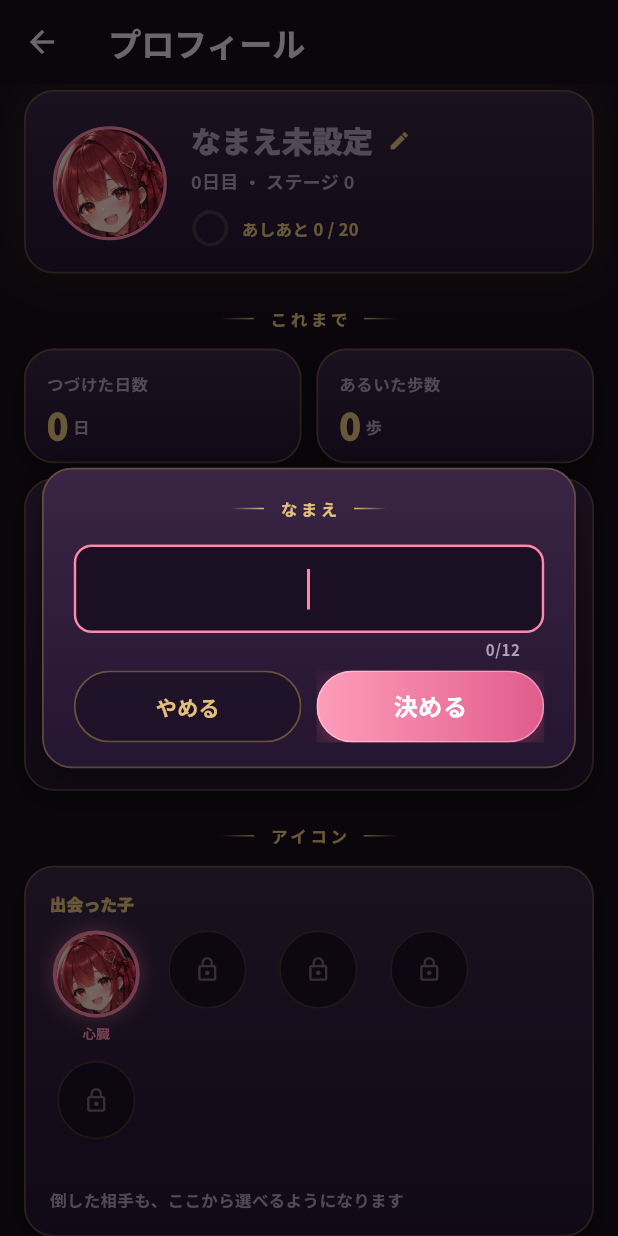
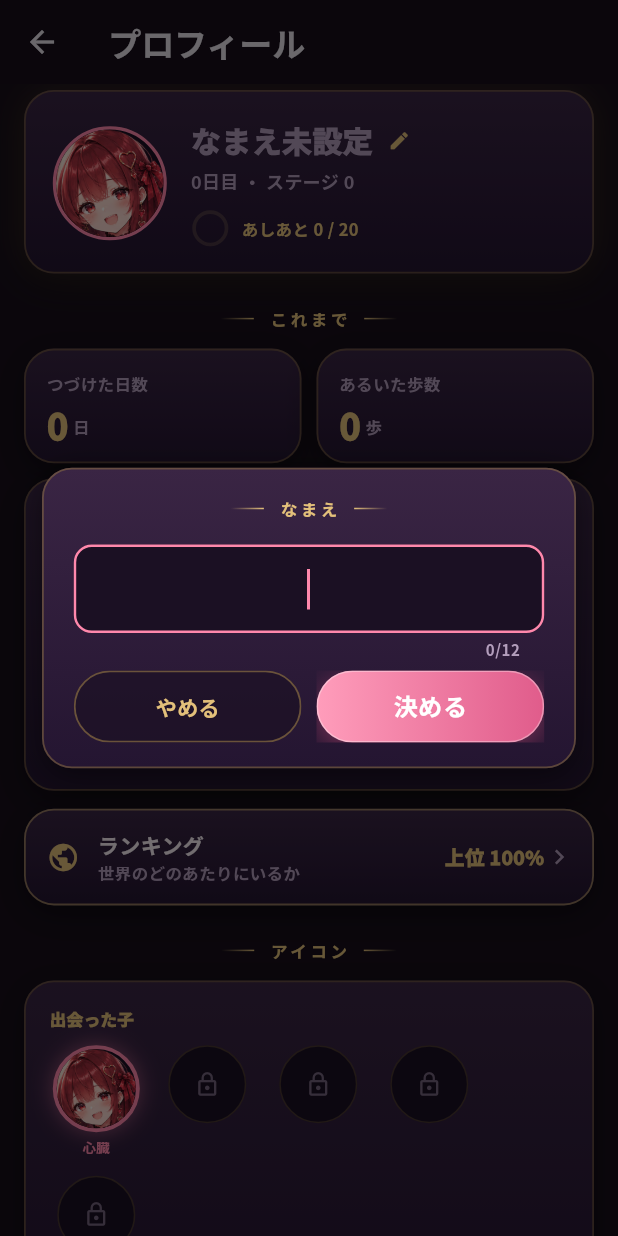
Before and after one commit to yuusaku000/bisyoujozouki, a Flutter app: the ProfileScreen screen opened directly with empty values, after a tap on the "edit" icon, on a phone screen of 412 x 824 dp. Run offline on Flutter 3.47's test engine with Material 3 defaults, Android fonts, the phone set to English and light mode, and no system bars; our stand-ins replace audioplayers, shared_preferences; accounts and stored records are empty; project files that could hold a hidden picture were left out.

Commit message:
ランキングを追加し、親密度の上限を外す
プロフィールから開く。到達ステージと、子ごとの親密度について、
世界の上位何％かを出す。

順位の中身は作りもので、通信はしていない。世界中の記録が正規分布に
したがうものとして、決めた2点（真ん中と上位5%）から出している。
画面にはその仕掛けを書かない。順位として受け取ってもらうため。

- ステージ … 65階が真ん中、100階で上位5%
- 親密度 … ♡2が真ん中、♡5+10まで積んで上位5%

親密度は♡5で止まらなくなった。物語が開ききるのは今までどおり♡5で、
その先は ♡5+1、♡5+2 と足されていく。1段ぶんの重さは、表の伸び方
（40・70・120・190・280）をそのまま延ばして増やしている。

育成の一覧に並ぶ小さいハートは5つで打ち止めにした。伸ばすと顔の幅を
越える。代わりに、その先があることを + で示す。

Co-Authored-By: Claude Opus 5 <noreply@anthropic.com>

```diff
--- /dev/null
+++ b/lib/data/ranking.dart
@@ -0,0 +1,93 @@
+/// 世界ランキング。
+///
+/// 相手がいるわけではないので、順位は作りもの。世界中の人の成績が
+/// 正規分布に従うものとして、自分がその何％のあたりにいるかを出す。
+///
+/// 本物の集計に差し替えるときも、[stageTopPercent] と
+/// [heartTopPercent] の中身を入れ替えるだけで済むようにしてある。
+library;
+
+import 'dart:math';
+
+import '../models/organ.dart';
+
+/// 上位5%にあたる z 値。この位置に「目標」を置く。
+const double _z95 = 1.6448536269514722;
+
+/// ── ステージ ──
+///
+/// 65階あたりが真ん中。100階まで行けば上位5%。
+/// はじめたばかりの人は下から数えたほうが早いので、上位100%に近くなる。
+const double stageMedian = 65;
+const double stageTop5 = 100;
+
+/// ── 親密度 ──
+///
+/// ♡2のあたりが真ん中、♡5+10まで積んでようやく上位5%。
+/// 段を小数で見るので、ひとつ渡すたびに少しずつ動く。
+///
+/// ステージより渋くしてある。物語を読みきる♡5でもまだ3割どまりで、
+/// そこから先に伸ばした人だけが上に行く。
+const double heartMedian = 2;
+const double heartTop5 = 15;
+
+/// 到達ステージの上位何％か。
+double stageTopPercent(int clearedStage) =>
+    _topPercent(clearedStage.toDouble(), stageMedian, stageTop5);
+
+/// その子の親密度の上位何％か。[OrganStatus.heartLevel] を渡す。
+double heartTopPercent(double heartLevel) =>
+    _topPercent(heartLevel, heartMedian, heartTop5);
+
+/// [median] が50%、[top5] が5%になるように正規分布を当てて、
+/// [value] が上位何％かを返す。
+double _topPercent(double value, double median, double top5) {
+  final sd = (top5 - median) / _z95;
+  final z = (value - median) / sd;
+  // 0は返さない。「上位0%」は意味が通らないし、上に誰もいないことになる。
+  return (_upperTail(z) * 100).clamp(0.01, 100.0);
+}
+
+/// 標準正規分布で、z より上にいる割合。
+double _upperTail(double z) => 0.5 * _erfc(z / sqrt2);
+
+/// 相補誤差関数。Abramowitz & Stegun 7.1.26 の近似で、誤差は1.5e-7ほど。
+/// 順位の表示に使うだけなので、この精度で足りる。
+double _erfc(double x) {
+  final sign = x < 0 ? -1 : 1;
+  final ax = x.abs();
+
+  const p = 0.3275911;
+  const a1 = 0.254829592;
+  const a2 = -0.284496736;
+  const a3 = 1.421413741;
+  const a4 = -1.453152027;
+  const a5 = 1.061405429;
+
+  final t = 1 / (1 + p * ax);
+  final poly = t * (a1 + t * (a2 + t * (a3 + t * (a4 + t * a5))));
+  final erf = 1 - poly * exp(-ax * ax);
+
+  return 1 - sign * erf;
+}
+
+/// 「上位 12.4%」の数のところ。
+///
+/// 桁を固定すると、上のほうで 0% と出たり、下のほうで 54.0% と
+/// うるさくなったりする。大きいときほど粗く出す。
+String formatPercent(double percent) {
+  if (percent >= 10) return percent.toStringAsFixed(0);
+  if (percent >= 1) return percent.toStringAsFixed(1);
+  return percent.toStringAsFixed(2);
+}
+
+/// 順位につける呼び名。数字だけだと、それが良いのか分からない。
+String rankTitle(double percent) {
+  if (percent <= 0.1) return '伝説';
+  if (percent <= 1) return '頂点';
+  if (percent <= 5) return '英傑';
+  if (percent <= 15) return '熟練';
+  if (percent <= 35) return '常連';
+  if (percent <= 60) return '見習い';
+  return 'かけだし';
+}
--- a/lib/models/organ.dart
+++ b/lib/models/organ.dart
@@ -88,31 +88,65 @@ class OrganStatus {
   /// プレゼントで貯まる。運動では上がらない。
   final int affection;
 
+  /// 物語が開ききるハートの数。ここまでで話は全部読める。
+  ///
+  /// 上限ではない。この先は ♡5+1、♡5+2 と足されていく。
   static const int maxHearts = 5;
 
   /// ハート1つぶんに必要な累計。先へ行くほど遠くなる。
   static const List<int> heartThresholds = [0, 40, 110, 230, 420, 700];
 
+  /// ♡5から先、ひとつ上がるのに要る量。
+  ///
+  /// 表のきざみは 40・70・120・190・280 と、増え方が 20 ずつ大きくなる。
+  /// その伸び方をそのまま延ばす。
+  static int _gapAfter(int heart) => 280 + 110 * (heart - 4);
+
+  /// そのハート数に届くのに要る累計。表の外も計算で出す。
+  static int thresholdFor(int heart) {
+    if (heart <= 0) return 0;
+    if (heart < heartThresholds.length) return heartThresholds[heart];
+
+    var total = heartThresholds.last;
+    for (var h = heartThresholds.length - 1; h < heart; h++) {
+      total += _gapAfter(h);
+    }
+    return total;
+  }
+
+  /// ♡の数。5で止まらない。
   int get hearts {
     var count = 0;
-    for (var i = 1; i < heartThresholds.length; i++) {
-      if (affection >= heartThresholds[i]) count = i;
+    while (affection >= thresholdFor(count + 1)) {
+      count++;
     }
     return count;
   }
 
-  bool get heartsMaxed => hearts >= maxHearts;
+  /// 物語を開ききったか。ハートの上限ではない。
+  bool get storyDone => hearts >= maxHearts;
+
+  /// ♡5から先の上乗せぶん。0なら上乗せ無し。
+  int get extraHearts => hearts <= maxHearts ? 0 : hearts - maxHearts;
+
+  /// 画面に出す形。♡5までは数だけ、その先は「5+2」と足して見せる。
+  String get heartLabel =>
+      extraHearts == 0 ? '$hearts' : '$maxHearts+$extraHearts';
 
   /// いまのハートの中での進み具合。
   double get heartProgress {
-    if (heartsMaxed) return 1;
-    final from = heartThresholds[hearts];
-    final to = heartThresholds[hearts + 1];
+    final from = thresholdFor(hearts);
+    final to = thresholdFor(hearts + 1);
     return ((affection - from) / (to - from)).clamp(0.0, 1.0);
   }
 
-  int get affectionToNextHeart =>
-      heartsMaxed ? 0 : heartThresholds[hearts + 1] - affection;
+  int get affectionToNextHeart => thresholdFor(hearts + 1) - affection;
+
+  /// 小数まで入れたハートの段。順位を出すのに使う。
+  ///
+  /// 貯まった値そのもので順位を出すと、先へ行くほど1段が重いせいで、
+  /// ♡1から♡5までがひとかたまりに潰れてしまう。
+  double get heartLevel => hearts + heartProgress;
 
   OrganStatus gifted(int points) => OrganStatus(
     health: health,
--- a/lib/screens/profile_screen.dart
+++ b/lib/screens/profile_screen.dart
@@ -4,12 +4,14 @@ import 'package:flutter/services.dart';
 import '../data/achievements.dart';
 import '../data/avatars.dart';
 import '../data/chara_story.dart';
+import '../data/ranking.dart';
 import '../data/story.dart';
 import '../data/theme.dart';
 import '../models/game_state.dart';
 import '../widgets/coin_text.dart';
 import '../widgets/ornate.dart';
 import '../widgets/progress_ring.dart';
+import 'ranking_screen.dart';
 
 /// あなたの記録。
 ///
@@ -140,6 +142,8 @@ class _ProfileScreenState extends State<ProfileScreen> {
           const Center(child: OrnateLabel('これまで')),
           const SizedBox(height: 12),
           _records(),
+          const SizedBox(height: 12),
+          _rankingButton(context),
           const SizedBox(height: 22),
           const Center(child: OrnateLabel('アイコン')),
           const SizedBox(height: 12),
@@ -232,6 +236,66 @@ class _ProfileScreenState extends State<ProfileScreen> {
   }
 
   // ── 記録 ──────────────────────────────────────────────
+
+  /// 世界での立ち位置へ。いまの順位を出しておかないと、押す気にならない。
+  Widget _rankingButton(BuildContext context) {
+    final percent = stageTopPercent(state.clearedStage);
+
+    return Material(
+      color: Colors.transparent,
+      child: InkWell(
+        borderRadius: BorderRadius.circular(16),
+        onTap: () => Navigator.push(
+          context,
+          MaterialPageRoute(builder: (_) => RankingScreen(state: state)),
+        ),
+        child: OrnatePanel(
+          padding: const EdgeInsets.fromLTRB(14, 13, 12, 13),
+          borderColor: AppColors.gold,
+          child: Row(
+            children: [
+              const Icon(Icons.public, size: 22, color: AppColors.gold),
+              const SizedBox(width: 12),
+              const Expanded(
+                child: Column(
+                  crossAxisAlignment: CrossAxisAlignment.start,
+                  children: [
+                    Text(
+                      'ランキング',
+                      style: TextStyle(
+                        fontSize: 14,
+                        fontWeight: FontWeight.w800,
+                      ),
+                    ),
+                    Text(
+                      '世界のどのあたりにいるか',
+                      style: TextStyle(
+                        fontSize: 11,
+                        color: AppColors.textMuted,
+                      ),
+                    ),
+                  ],
+                ),
+              ),
+              Text(
+                '上位 ${formatPercent(percent)}%',
+                style: const TextStyle(
+                  fontSize: 13,
+                  fontWeight: FontWeight.w900,
+                  color: AppColors.gold,
+                ),
+              ),
+              const Icon(
+                Icons.chevron_right,
+                size: 20,
+                color: AppColors.textMuted,
+              ),
+            ],
+          ),
+        ),
+      ),
+    );
+  }
 
   Widget _records() {
     final mainRead = kStory.where((e) => state.readEpisodes.contains(e.key));
```
Also changed, not shown: lib/screens/grow_tab.dart (+33 -4 lines), lib/screens/ranking_screen.dart (added, +243 -0 lines), 2 other files.
